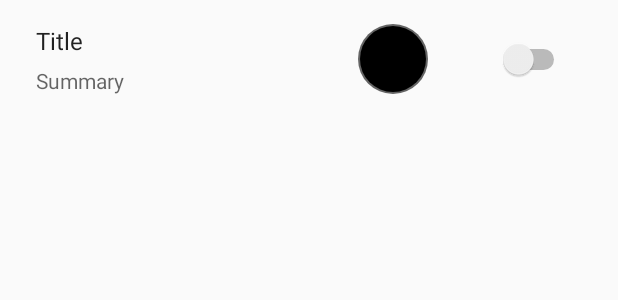
After one commit to Silvanor42/LedStrips, an Android app: the layout preferencelayout.xml on its own in the app's theme, with its tools: preview values and no code run, on a phone screen of 412 x 824 dp. The commit adds this screen. Shown: the top 300 px of the screen. Run offline under Robolectric (Android 15) with nearby library versions, the phone set to English and light mode, and no system bars.

Commit message:
Preview test

```diff
--- a/ledstrips/src/main/java/com/silvanor/android/ledstrips/DemoFragment.java
+++ b/ledstrips/src/main/java/com/silvanor/android/ledstrips/DemoFragment.java
@@ -56,7 +56,6 @@ public class DemoFragment extends BasePreferenceFragment {
                   } catch (IOException e) {
                       e.printStackTrace();
                   }
-                  Log.d(TAG,"test " + rgb[0]);
               }
               return true;
 
--- a/ledstrips/src/main/java/com/silvanor/android/ledstrips/MainActivity.java
+++ b/ledstrips/src/main/java/com/silvanor/android/ledstrips/MainActivity.java
@@ -64,7 +64,8 @@ public class MainActivity extends AppCompatActivity implements ColorPickerDialog
       getSupportFragmentManager().beginTransaction().add(android.R.id.content, new DemoFragment()).commit();
       btAdapter =  BluetoothAdapter.getDefaultAdapter();
       btAdapter.enable();
-      btDevice = btAdapter.getRemoteDevice(SERVICE_ADDRESS);
+        btDevice = btAdapter.getRemoteDevice(SERVICE_ADDRESS);
+
     ConnectThread connectThread = null;
     try {
       connectThread = new ConnectThread(btDevice);
@@ -151,9 +152,6 @@ public class MainActivity extends AppCompatActivity implements ColorPickerDialog
     int r = Color.red(intColor);
     int g = Color.green(intColor);
     int b = Color.blue(intColor);
-    Log.d(TAG,"testr " + r);
-    Log.d(TAG, "testg " + g);
-    Log.d(TAG, "testb " + b);
     return new int[] {r, g, b};
   }
 }
--- /dev/null
+++ b/ledstrips/src/main/res/layout/preferencelayout.xml
@@ -0,0 +1,69 @@
+<?xml version="1.0" encoding="utf-8"?>
+<androidx.constraintlayout.widget.ConstraintLayout
+        xmlns:android="http://schemas.android.com/apk/res/android"
+        xmlns:tools="http://schemas.android.com/tools"
+        xmlns:app="http://schemas.android.com/apk/res-auto"
+        android:layout_width="match_parent"
+        android:layout_height="wrap_content"
+        android:background="?android:attr/selectableItemBackground"
+        android:clipToPadding="false"
+        android:minHeight="?android:attr/listPreferredItemHeightSmall"
+        android:paddingLeft="?android:attr/listPreferredItemPaddingLeft"
+        android:paddingRight="?android:attr/listPreferredItemPaddingRight">
+
+    <RelativeLayout
+            android:layout_width="0dp"
+            android:layout_height="wrap_content"
+            android:paddingBottom="16dp"
+            android:paddingTop="16dp"
+            app:layout_constraintStart_toStartOf="parent" android:layout_marginLeft="8dp"
+            android:layout_marginStart="8dp" app:layout_constraintTop_toTopOf="parent">
+
+        <TextView
+                android:id="@android:id/title"
+                android:layout_width="wrap_content"
+                android:layout_height="wrap_content"
+                android:ellipsize="marquee"
+                android:singleLine="true"
+                android:textAppearance="?android:attr/textAppearanceListItem"
+                android:textSize="16sp"
+                tools:text="Title"/>
+
+        <TextView
+                android:id="@android:id/summary"
+                android:layout_width="wrap_content"
+                android:layout_height="wrap_content"
+                android:layout_alignLeft="@android:id/title"
+                android:layout_alignStart="@android:id/title"
+                android:layout_below="@android:id/title"
+                android:maxLines="2"
+                android:paddingTop="6dp"
+                android:textAppearance="?android:attr/textAppearanceSmall"
+                android:textColor="?android:attr/textColorSecondary"
+                android:textSize="14sp"
+                tools:text="Summary"/>
+
+    </RelativeLayout>
+
+    <Switch
+            android:id="@+id/switch1"
+            android:layout_width="86dp"
+            android:layout_height="wrap_content"
+            android:background="@null"
+            android:clickable="false"
+            android:focusable="false"
+            android:layout_marginEnd="16dp" app:layout_constraintEnd_toEndOf="parent"
+            android:layout_marginRight="16dp"
+            android:layout_marginBottom="8dp" app:layout_constraintBottom_toBottomOf="parent"
+            android:layout_marginTop="8dp" app:layout_constraintTop_toTopOf="parent"/>
+    <com.jaredrummler.android.colorpicker.ColorPanelView
+            android:layout_width="47dp"
+            android:layout_height="42dp" android:id="@+id/colorPanelView"
+            android:layout_marginTop="8dp"
+            android:key="led1"
+            app:layout_constraintTop_toTopOf="parent"
+            android:layout_marginBottom="8dp"
+            app:layout_constraintBottom_toBottomOf="parent"
+            app:layout_constraintEnd_toStartOf="@+id/switch1" android:layout_marginEnd="8dp"
+            android:layout_marginRight="8dp"/>
+</androidx.constraintlayout.widget.ConstraintLayout>
--- a/ledstrips/src/main/res/xml/main.xml
+++ b/ledstrips/src/main/res/xml/main.xml
@@ -1,10 +1,13 @@
 <PreferenceScreen xmlns:android="http://schemas.android.com/apk/res/android"
                   xmlns:app="http://schemas.android.com/apk/res-auto">
     <PreferenceCategory
-
             android:title="Choose your color"
             app:iconSpaceReserved="false">
+
+
+
         <com.jaredrummler.android.colorpicker.ColorPreferenceCompat
+                android:layout="@layout/preferencelayout"
                 android:defaultValue="0xFF3F51B5"
                 android:key="led1"
                 android:summary="Led strip 1"
@@ -12,6 +15,7 @@
                 app:iconSpaceReserved="false"
                 app:cpv_colorPresets="@array/demo_colors"
                 app:cpv_previewSize="large"/>
+
 
         <com.jaredrummler.android.colorpicker.ColorPreferenceCompat
                 android:defaultValue="0xFF3F51B5"
@@ -55,9 +59,4 @@
     </SeekBarPreference>
 </PreferenceCategory>
     </PreferenceCategory>
-
-
-
-
-
 </PreferenceScreen>
--- a/library_compat/src/main/java/com/jaredrummler/android/colorpicker/ColorPreferenceCompat.java
+++ b/library_compat/src/main/java/com/jaredrummler/android/colorpicker/ColorPreferenceCompat.java
@@ -8,13 +8,14 @@ import android.util.AttributeSet;
 import androidx.annotation.ColorInt;
 import androidx.annotation.NonNull;
 import androidx.fragment.app.FragmentActivity;
+import androidx.preference.CheckBoxPreference;
 import androidx.preference.Preference;
 import androidx.preference.PreferenceViewHolder;
 
 /**
  * A Preference to select a color
  */
-public class ColorPreferenceCompat extends Preference implements ColorPickerDialogListener {
+public class ColorPreferenceCompat extends  Preference implements ColorPickerDialogListener {
 
   private static final int SIZE_NORMAL = 0;
   private static final int SIZE_LARGE = 1;
@@ -204,4 +205,5 @@ public class ColorPreferenceCompat extends Preference implements ColorPickerDial
 
     void onShowColorPickerDialog(String title, int currentColor);
   }
+
 }
```
